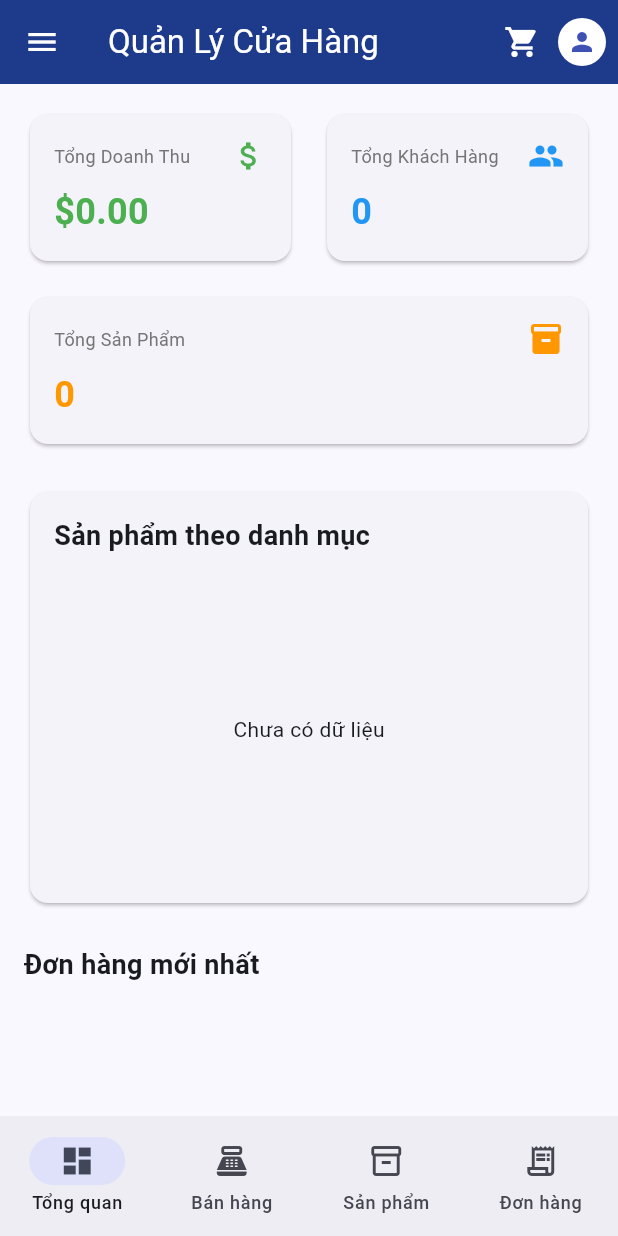
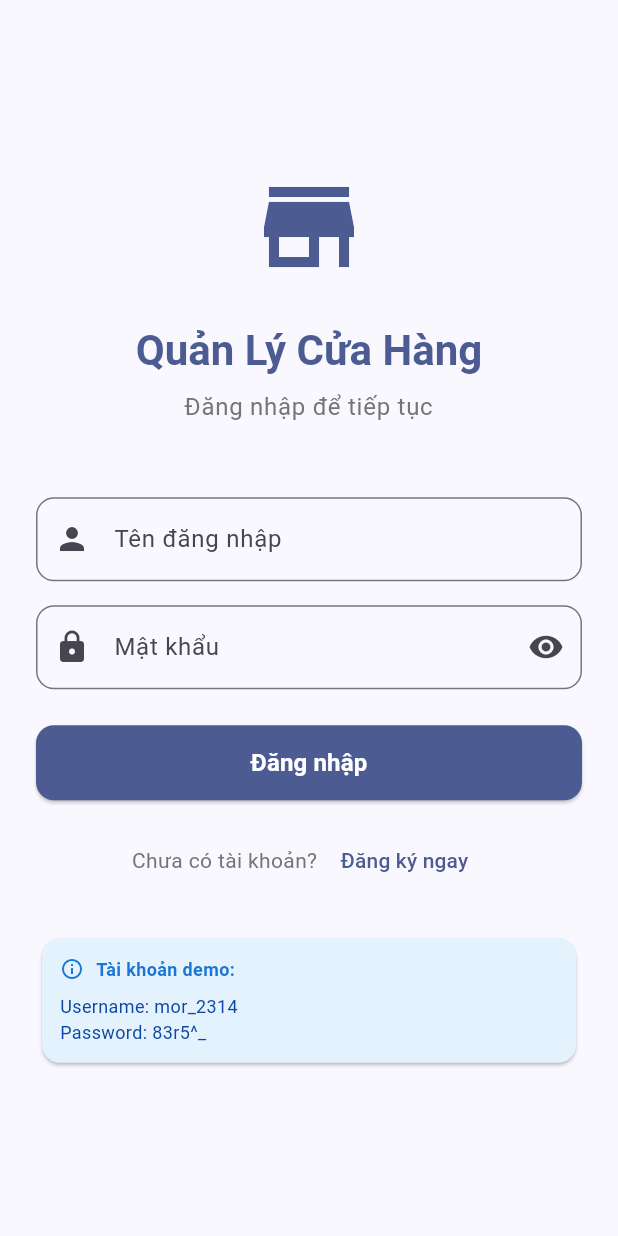
Before and after one commit to agio7/quangminhFlutter, a Flutter app: the screen it shows after launch, on a phone screen of 412 x 824 dp. Run offline on Flutter 3.47's test engine with Material 3 defaults, Android fonts, the phone set to English and light mode, and no system bars; our stand-ins replace shared_preferences.

Commit message:
fix login

```diff
--- /dev/null
+++ b/qminh/devtools_options.yaml
@@ -0,0 +1,3 @@
+description: This file stores settings for Dart & Flutter DevTools.
+documentation: https://docs.flutter.dev/tools/devtools/extensions#configure-extension-enablement-states
+extensions:
--- a/qminh/lib/main.dart
+++ b/qminh/lib/main.dart
@@ -1,6 +1,5 @@
 import 'package:flutter/material.dart';
 import 'package:provider/provider.dart';
-import 'package:shared_preferences/shared_preferences.dart';
 import 'constants/app_constants.dart';
 import 'providers/store_provider.dart';
 import 'providers/cart_provider.dart';
@@ -10,6 +9,7 @@ import 'screens/pos_screen.dart';
 import 'screens/products_screen.dart';
 import 'screens/orders_screen.dart';
 import 'screens/cart_screen.dart';
+import 'screens/login_screen.dart';
 import 'widgets/app_drawer.dart';
 import 'widgets/cart_badge.dart';
 
@@ -46,8 +46,56 @@ class MyApp extends StatelessWidget {
           useMaterial3: true,
         ),
         themeMode: ThemeMode.system,
-        home: const MainShell(),
+        initialRoute: '/',
+        routes: {
+          '/': (context) => const AuthWrapper(),
+        },
       ),
+    );
+  }
+}
+
+class AuthWrapper extends StatefulWidget {
+  const AuthWrapper({super.key});
+
+  @override
+  State<AuthWrapper> createState() => _AuthWrapperState();
+}
+
+class _AuthWrapperState extends State<AuthWrapper> {
+  bool _isLoading = true;
+
+  @override
+  void initState() {
+    super.initState();
+    _checkAuth();
+  }
+
+  Future<void> _checkAuth() async {
+    // Đợi AuthProvider load token từ SharedPreferences
+    await Future.delayed(const Duration(milliseconds: 100));
+    if (mounted) {
+      setState(() => _isLoading = false);
+    }
+  }
+
+  @override
+  Widget build(BuildContext context) {
+    if (_isLoading) {
+      return const Scaffold(
+        body: Center(child: CircularProgressIndicator()),
+      );
+    }
+
+    return Consumer<AuthProvider>(
+      builder: (context, authProvider, _) {
+        // Kiểm tra token khi app khởi động
+        if (authProvider.isAuthenticated) {
+          return const MainShell();
+        } else {
+          return const LoginScreen();
+        }
+      },
     );
   }
 }
--- /dev/null
+++ b/qminh/lib/screens/login_screen.dart
@@ -0,0 +1,269 @@
+import 'package:flutter/material.dart';
+import 'package:provider/provider.dart';
+import '../providers/auth_provider.dart';
+import 'register_screen.dart';
+  import '../services/api_service.dart';
+
+class LoginScreen extends StatefulWidget {
+  const LoginScreen({super.key});
+
+  @override
+  State<LoginScreen> createState() => _LoginScreenState();
+}
+
+class _LoginScreenState extends State<LoginScreen> {
+  final _formKey = GlobalKey<FormState>();
+  final _usernameController = TextEditingController();
+  final _passwordController = TextEditingController();
+  bool _obscurePassword = true;
+
+  @override
+  void dispose() {
+    _usernameController.dispose();
+    _passwordController.dispose();
+    super.dispose();
+  }
+
+  Future<void> _login() async {
+    if (!_formKey.currentState!.validate()) return;
+
+    final authProvider = Provider.of<AuthProvider>(context, listen: false);
+    final success = await authProvider.login(
+      _usernameController.text.trim(),
+      _passwordController.text,
+    );
+
+    if (mounted) {
+      if (success) {
+        // AuthWrapper sẽ tự động rebuild và chuyển đến MainShell
+        // Không cần điều hướng thủ công vì Consumer sẽ tự động rebuild
+      } else {
+        final apiService = ApiService();
+        final status = apiService.lastStatusCode?.toString() ?? 'n/a';
+        final body = apiService.lastResponseBody ?? authProvider.error ?? 'Không có thông tin lỗi';
+
+        showDialog(
+          context: context,
+          builder: (context) => AlertDialog(
+            title: const Text('Đăng nhập thất bại'),
+            content: SingleChildScrollView(
+              child: ListBody(
+                children: [
+                  Text('Lý do: ${authProvider.error ?? 'Không rõ'}'),
+                  const SizedBox(height: 8),
+                  Text('HTTP status: $status'),
+                  const SizedBox(height: 8),
+                  Text('Response body:'),
+                  Text(body),
+                ],
+              ),
+            ),
+            actions: [
+              TextButton(
+                onPressed: () => Navigator.of(context).pop(),
+                child: const Text('Đóng'),
+              ),
+            ],
+          ),
+        );
+
+        ScaffoldMessenger.of(context).showSnackBar(
+          SnackBar(
+            content: Text('Đăng nhập thất bại: ${authProvider.error ?? "Vui lòng thử lại"}'),
+            backgroundColor: Colors.red,
+            duration: const Duration(seconds: 3),
+          ),
+        );
+      }
+    }
+  }
+
+  @override
+  Widget build(BuildContext context) {
+    final authProvider = Provider.of<AuthProvider>(context);
+
+    return Scaffold(
+      body: SafeArea(
+        child: Center(
+          child: SingleChildScrollView(
+            padding: const EdgeInsets.all(24),
+            child: Form(
+              key: _formKey,
+              child: Column(
+                mainAxisAlignment: MainAxisAlignment.center,
+                crossAxisAlignment: CrossAxisAlignment.stretch,
+                children: [
+                  // Logo/Icon
+                  Icon(
+                    Icons.store,
+                    size: 80,
+                    color: Theme.of(context).colorScheme.primary,
+                  ),
+                  const SizedBox(height: 24),
+                  // Title
+                  Text(
+                    'Quản Lý Cửa Hàng',
+                    style: Theme.of(context).textTheme.headlineMedium?.copyWith(
+                          fontWeight: FontWeight.bold,
+                          color: Theme.of(context).colorScheme.primary,
+                        ),
+                    textAlign: TextAlign.center,
+                  ),
+                  const SizedBox(height: 8),
+                  Text(
+                    'Đăng nhập để tiếp tục',
+                    style: Theme.of(context).textTheme.bodyLarge?.copyWith(
+                          color: Colors.grey[600],
+                        ),
+                    textAlign: TextAlign.center,
+                  ),
+                  const SizedBox(height: 48),
+                  // Username field
+                  TextFormField(
+                    controller: _usernameController,
+                    decoration: InputDecoration(
+                      labelText: 'Tên đăng nhập',
+                      hintText: 'Nhập tên đăng nhập',
+                      prefixIcon: const Icon(Icons.person),
+                      border: OutlineInputBorder(
+                        borderRadius: BorderRadius.circular(12),
+                      ),
+                    ),
+                    textInputAction: TextInputAction.next,
+                    validator: (value) {
+                      if (value == null || value.trim().isEmpty) {
+                        return 'Vui lòng nhập tên đăng nhập';
+                      }
+                      return null;
+                    },
+                  ),
+                  const SizedBox(height: 16),
+                  // Password field
+                  TextFormField(
+                    controller: _passwordController,
+                    decoration: InputDecoration(
+                      labelText: 'Mật khẩu',
+                      hintText: 'Nhập mật khẩu',
+                      prefixIcon: const Icon(Icons.lock),
+                      suffixIcon: IconButton(
+                        icon: Icon(
+                          _obscurePassword ? Icons.visibility : Icons.visibility_off,
+                        ),
+                        onPressed: () {
+                          setState(() => _obscurePassword = !_obscurePassword);
+                        },
+                      ),
+                      border: OutlineInputBorder(
+                        borderRadius: BorderRadius.circular(12),
+                      ),
+                    ),
+                    obscureText: _obscurePassword,
+                    textInputAction: TextInputAction.done,
+                    onFieldSubmitted: (_) => _login(),
+                    validator: (value) {
+                      if (value == null || value.isEmpty) {
+                        return 'Vui lòng nhập mật khẩu';
+                      }
+                      if (value.length < 4) {
+                        return 'Mật khẩu phải có ít nhất 4 ký tự';
+                      }
+                      return null;
+                    },
+                  ),
+                  const SizedBox(height: 24),
+                  // Login button
+                  SizedBox(
+                    height: 50,
+                    child: ElevatedButton(
+                      onPressed: authProvider.isLoading ? null : _login,
+                      style: ElevatedButton.styleFrom(
+                        backgroundColor: Theme.of(context).colorScheme.primary,
+                        shape: RoundedRectangleBorder(
+                          borderRadius: BorderRadius.circular(12),
+                        ),
+                      ),
+                      child: authProvider.isLoading
+                          ? const SizedBox(
+                              height: 20,
+                              width: 20,
+                              child: CircularProgressIndicator(
+                                strokeWidth: 2,
+                                valueColor: AlwaysStoppedAnimation<Color>(Colors.white),
+                              ),
+                            )
+                          : const Text(
+                              'Đăng nhập',
+                              style: TextStyle(
+                                fontSize: 16,
+                                fontWeight: FontWeight.bold,
+                                color: Colors.white,
+                              ),
+                            ),
+                    ),
+                  ),
+                  const SizedBox(height: 16),
+                  // Register link
+                  Row(
+                    mainAxisAlignment: MainAxisAlignment.center,
+                    children: [
+                      Text(
+                        'Chưa có tài khoản? ',
+                        style: TextStyle(color: Colors.grey[600]),
+                      ),
+                      TextButton(
+                        onPressed: () {
+                          Navigator.push(
+                            context,
+                            MaterialPageRoute(
+                              builder: (_) => const RegisterScreen(),
+                            ),
+                          );
+                        },
+                        child: const Text('Đăng ký ngay'),
+                      ),
+                    ],
+                  ),
+                  const SizedBox(height: 24),
+                  // Demo credentials
+                  Card(
+                    color: Colors.blue[50],
+                    child: Padding(
+                      padding: const EdgeInsets.all(12),
+                      child: Column(
+                        crossAxisAlignment: CrossAxisAlignment.start,
+                        children: [
+                          Row(
+                            children: [
+                              Icon(Icons.info_outline, size: 16, color: Colors.blue[700]),
+                              const SizedBox(width: 8),
+                              Text(
+                                'Tài khoản demo:',
+                                style: TextStyle(
+                                  fontSize: 12,
+                                  fontWeight: FontWeight.bold,
+                                  color: Colors.blue[700],
+                                ),
+                              ),
+                            ],
+                          ),
+                          const SizedBox(height: 8),
+                          Text(
+                            'Username: mor_2314\nPassword: 83r5^_',
+                            style: TextStyle(
+                              fontSize: 12,
+                              color: Colors.blue[900],
+                            ),
+                          ),
+                        ],
+                      ),
+                    ),
+                  ),
+                ],
+              ),
+            ),
+          ),
+        ),
+      ),
+    );
+  }
+}
```
Also changed, not shown: qminh/lib/providers/auth_provider.dart (+23 -2 lines), qminh/lib/screens/register_screen.dart (added, +281 -0 lines), qminh/lib/services/api_service.dart (+54 -3 lines), qminh/lib/widgets/app_drawer.dart (+8 -0 lines), qminh/lib/constants/app_constants.dart (line endings or trailing spaces), qminh/lib/models/api_log.dart (line endings or trailing spaces), qminh/lib/models/login_response.dart (line endings or trailing spaces), qminh/lib/models/product.dart (line endings or trailing spaces), qminh/lib/models/user.dart (line endings or trailing spaces), qminh/lib/providers/cart_provider.dart (line endings or trailing spaces), qminh/lib/screens/add_product_screen.dart (line endings or trailing spaces), qminh/lib/screens/cart_screen.dart (line endings or trailing spaces), qminh/lib/screens/customers_screen.dart (line endings or trailing spaces), qminh/lib/screens/pos_screen.dart (line endings or trailing spaces), 2 more files, 1 other file.
